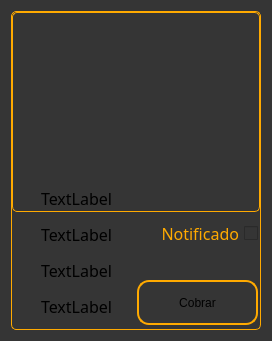
Before: the Qt Designer form views/ui/deudor_card_item.ui in LuisUlloaC/GyManager, drawn with Qt 5.
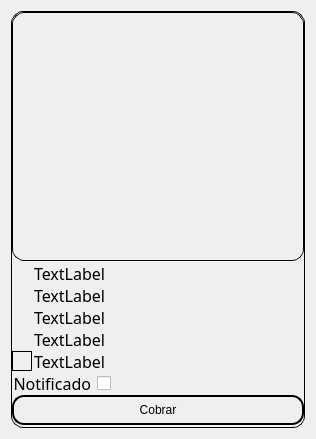
After: the same form once the commit is applied. Icons and pictures are not drawn.

What changed in the file:
```diff
--- a/views/ui/deudor_card_item.ui
+++ b/views/ui/deudor_card_item.ui
@@ -6,8 +6,8 @@
    <rect>
     <x>0</x>
     <y>0</y>
-    <width>272</width>
-    <height>341</height>
+    <width>316</width>
+    <height>439</height>
    </rect>
   </property>
   <property name="sizePolicy">
@@ -32,7 +32,12 @@
    <string>Form</string>
   </property>
   <property name="styleSheet">
-   <string notr="true">background-color: rgb(53, 53, 53);</string>
+   <string notr="true">QFrame {
+	border-style:solid;
+	border-width:1px;
+	border-color:black;
+	border-radius:12px;
+}</string>
   </property>
   <layout class="QVBoxLayout" name="verticalLayout_4">
    <item>
@@ -56,12 +61,7 @@
       </size>
      </property>
      <property name="styleSheet">
-      <string notr="true">QFrame {
-	border-style: solid;
-	border-width:1px;
-	border-color:rgb(255,170,0);
-	border-radius: 5px;	
-}</string>
+      <string notr="true"/>
      </property>
      <property name="frameShape">
       <enum>QFrame::StyledPanel</enum>
@@ -111,11 +111,6 @@
         <property name="autoFillBackground">
          <bool>false</bool>
         </property>
-        <property name="styleSheet">
-         <string notr="true">border-top-left-radius: 5px;
-border-top-right-radius: 5px;
-background-color: rgb(53, 53, 53);</string>
-        </property>
         <property name="frameShape">
          <enum>QFrame::NoFrame</enum>
         </property>
@@ -149,24 +144,9 @@
        </widget>
       </item>
       <item>
-       <layout class="QHBoxLayout" name="horizontalLayout_2">
-        <property name="leftMargin">
-         <number>2</number>
-        </property>
-        <property name="topMargin">
-         <number>2</number>
-        </property>
-        <property name="rightMargin">
-         <number>2</number>
-        </property>
-        <property name="bottomMargin">
-         <number>2</number>
-        </property>
-        <item>
          <layout class="QVBoxLayout" name="verticalLayout_3">
-          <property name="spacing">
-           <number>7</number>
-          </property>
+        <item>
+         <layout class="QVBoxLayout" name="verticalLayout">
           <item>
            <layout class="QHBoxLayout" name="horizontalLayout">
             <item>
@@ -181,8 +161,7 @@
                <bool>false</bool>
               </property>
               <property name="styleSheet">
-               <string notr="true">background-color: rgb(53, 53, 53);
-border-style: none;</string>
+               <string notr="true">border-style: none;</string>
               </property>
               <property name="text">
                <string/>
@@ -219,8 +198,7 @@
                <bool>false</bool>
               </property>
               <property name="styleSheet">
-               <string notr="true">background-color: rgb(53, 53, 53);
-border-style: none;</string>
+               <string notr="true">border-style: none;</string>
               </property>
               <property name="text">
                <string>TextLabel</string>
@@ -261,8 +239,7 @@
                </size>
               </property>
               <property name="styleSheet">
-               <string>background-color: rgb(53, 53, 53);
-border-style: none;</string>
+               <string notr="true">border-style: none;</string>
               </property>
               <property name="text">
                <string/>
@@ -296,8 +273,7 @@
                </font>
               </property>
               <property name="styleSheet">
-               <string notr="true">background-color: rgb(53, 53, 53);
-border-style: none;</string>
+               <string notr="true">border-style: none;</string>
               </property>
               <property name="text">
                <string>TextLabel</string>
@@ -323,8 +299,7 @@
                </size>
               </property>
               <property name="styleSheet">
-               <string notr="true">background-color: rgb(53, 53, 53);
-border-style: none;</string>
+               <string notr="true">border-style: none;</string>
               </property>
               <property name="text">
                <string/>
@@ -358,8 +333,7 @@
                </font>
               </property>
               <property name="styleSheet">
-               <string notr="true">background-color: rgb(53, 53, 53);
-border-style: none;</string>
+               <string notr="true">border-style: none;</string>
               </property>
               <property name="text">
                <string>TextLabel</string>
@@ -385,8 +359,7 @@
                </size>
               </property>
               <property name="styleSheet">
-               <string notr="true">background-color: rgb(53, 53, 53);
-border-style: none;</string>
+               <string notr="true">border-style: none;</string>
               </property>
               <property name="text">
                <string/>
@@ -420,8 +393,7 @@
                </font>
               </property>
               <property name="styleSheet">
-               <string notr="true">background-color: rgb(53, 53, 53);
-border-style: none;</string>
+               <string notr="true">border-style: none;</string>
               </property>
               <property name="text">
                <string>TextLabel</string>
@@ -430,304 +402,66 @@
             </item>
            </layout>
           </item>
-         </layout>
-        </item>
         <item>
-         <layout class="QVBoxLayout" name="verticalLayout_5">
+           <layout class="QHBoxLayout" name="horizontalLayout_6">
           <item>
-           <spacer name="verticalSpacer">
-            <property name="orientation">
-             <enum>Qt::Vertical</enum>
-            </property>
-            <property name="sizeHint" stdset="0">
+             <widget class="QLabel" name="label_4">
+              <property name="minimumSize">
+               <size>
+                <width>20</width>
+                <height>20</height>
+               </size>
+              </property>
+              <property name="maximumSize">
              <size>
               <width>20</width>
-              <height>40</height>
-             </size>
-            </property>
-           </spacer>
-          </item>
+                <height>20</height>
+               </size>
+              </property>
+              <property name="text">
+               <string/>
+              </property>
+              <property name="pixmap">
+               <pixmap>assets/icons8-reloj-50.png</pixmap>
+              </property>
+              <property name="scaledContents">
+               <bool>true</bool>
+              </property>
+             </widget>
+            </item>
+            <item>
+             <widget class="QLabel" name="horario">
+              <property name="maximumSize">
+               <size>
+                <width>16777215</width>
+                <height>20</height>
+               </size>
+              </property>
+              <property name="font">
+               <font>
+                <family>Dubai</family>
+                <pointsize>12</pointsize>
+               </font>
+              </property>
+              <property name="styleSheet">
+               <string notr="true">border:none;</string>
+              </property>
+              <property name="text">
+               <string>TextLabel</string>
+              </property>
+             </widget>
+            </item>
+           </layout>
+          </item>
+          <item>
+           <layout class="QHBoxLayout" name="horizontalLayout_2">
           <item>
            <widget class="QCheckBox" name="notificado">
-            <property name="palette">
-             <palette>
-              <active>
-               <colorrole role="WindowText">
-                <brush brushstyle="SolidPattern">
-                 <color alpha="255">
-                  <red>255</red>
-                  <green>170</green>
-                  <blue>0</blue>
-                 </color>
-                </brush>
-               </colorrole>
-               <colorrole role="Button">
-                <brush brushstyle="SolidPattern">
-                 <color alpha="255">
-                  <red>255</red>
-                  <green>170</green>
-                  <blue>0</blue>
-                 </color>
-                </brush>
-               </colorrole>
-               <colorrole role="Text">
-                <brush brushstyle="SolidPattern">
-                 <color alpha="255">
-                  <red>255</red>
-                  <green>170</green>
-                  <blue>0</blue>
-                 </color>
-                </brush>
-               </colorrole>
-               <colorrole role="ButtonText">
-                <brush brushstyle="SolidPattern">
-                 <color alpha="255">
-                  <red>255</red>
-                  <green>170</green>
-                  <blue>0</blue>
-                 </color>
-                </brush>
-               </colorrole>
-               <colorrole role="Base">
-                <brush brushstyle="SolidPattern">
-                 <color alpha="255">
-                  <red>255</red>
-                  <green>170</green>
-                  <blue>0</blue>
-                 </color>
-                </brush>
-               </colorrole>
-               <colorrole role="Window">
-                <brush brushstyle="SolidPattern">
-                 <color alpha="255">
-                  <red>170</red>
-                  <green>255</green>
-                  <blue>255</blue>
-                 </color>
-                </brush>
-               </colorrole>
-               <colorrole role="Shadow">
-                <brush brushstyle="SolidPattern">
-                 <color alpha="255">
-                  <red>255</red>
-                  <green>170</green>
-                  <blue>0</blue>
-                 </color>
-                </brush>
-               </colorrole>
-               <colorrole role="Highlight">
-                <brush brushstyle="SolidPattern">
-                 <color alpha="255">
-                  <red>255</red>
-                  <green>170</green>
-                  <blue>0</blue>
-                 </color>
-                </brush>
-               </colorrole>
-               <colorrole role="HighlightedText">
-                <brush brushstyle="SolidPattern">
-                 <color alpha="255">
-                  <red>255</red>
-                  <green>255</green>
-                  <blue>255</blue>
-                 </color>
-                </brush>
-               </colorrole>
-               <colorrole role="ToolTipText">
-                <brush brushstyle="SolidPattern">
-                 <color alpha="255">
-                  <red>255</red>
-                  <green>170</green>
-                  <blue>0</blue>
-                 </color>
-                </brush>
-               </colorrole>
-              </active>
-              <inactive>
-               <colorrole role="WindowText">
-                <brush brushstyle="SolidPattern">
-                 <color alpha="255">
-                  <red>255</red>
-                  <green>170</green>
-                  <blue>0</blue>
-                 </color>
-                </brush>
-               </colorrole>
-               <colorrole role="Button">
-                <brush brushstyle="SolidPattern">
-                 <color alpha="255">
-                  <red>255</red>
-                  <green>170</green>
-                  <blue>0</blue>
-                 </color>
-                </brush>
-               </colorrole>
-               <colorrole role="Text">
-                <brush brushstyle="SolidPattern">
-                 <color alpha="255">
-                  <red>255</red>
-                  <green>170</green>
-                  <blue>0</blue>
-                 </color>
-                </brush>
-               </colorrole>
-               <colorrole role="ButtonText">
-                <brush brushstyle="SolidPattern">
-                 <color alpha="255">
-                  <red>255</red>
-                  <green>170</green>
-                  <blue>0</blue>
-                 </color>
-                </brush>
-               </colorrole>
-               <colorrole role="Base">
-                <brush brushstyle="SolidPattern">
-                 <color alpha="255">
-                  <red>255</red>
-                  <green>170</green>
-                  <blue>0</blue>
-                 </color>
-                </brush>
-               </colorrole>
-               <colorrole role="Window">
-                <brush brushstyle="SolidPattern">
-                 <color alpha="255">
-                  <red>170</red>
-                  <green>255</green>
-                  <blue>255</blue>
-                 </color>
-                </brush>
-               </colorrole>
-               <colorrole role="Shadow">
-                <brush brushstyle="SolidPattern">
-                 <color alpha="255">
-                  <red>255</red>
-                  <green>170</green>
-                  <blue>0</blue>
-                 </color>
-                </brush>
-               </colorrole>
-               <colorrole role="Highlight">
-                <brush brushstyle="SolidPattern">
-                 <color alpha="255">
-                  <red>255</red>
-                  <green>170</green>
-                  <blue>0</blue>
-                 </color>
-                </brush>
-               </colorrole>
-               <colorrole role="HighlightedText">
-                <brush brushstyle="SolidPattern">
-                 <color alpha="255">
-                  <red>255</red>
-                  <green>170</green>
-                  <blue>0</blue>
-                 </color>
-                </brush>
-               </colorrole>
-               <colorrole role="ToolTipText">
-                <brush brushstyle="SolidPattern">
-                 <color alpha="255">
-                  <red>255</red>
-                  <green>170</green>
-                  <blue>0</blue>
-                 </color>
-                </brush>
-               </colorrole>
-              </inactive>
-              <disabled>
-               <colorrole role="WindowText">
-                <brush brushstyle="SolidPattern">
-                 <color alpha="255">
-                  <red>120</red>
-                  <green>120</green>
-                  <blue>120</blue>
-                 </color>
-                </brush>
-               </colorrole>
-               <colorrole role="Button">
-                <brush brushstyle="SolidPattern">
-                 <color alpha="255">
-                  <red>255</red>
-                  <green>170</green>
-                  <blue>0</blue>
-                 </color>
-                </brush>
-               </colorrole>
-               <colorrole role="Text">
-                <brush brushstyle="SolidPattern">
-                 <color alpha="255">
-                  <red>120</red>
-                  <green>120</green>
-                  <blue>120</blue>
-                 </color>
-                </brush>
-               </colorrole>
-               <colorrole role="ButtonText">
-                <brush brushstyle="SolidPattern">
-                 <color alpha="255">
-                  <red>120</red>
-                  <green>120</green>
-                  <blue>120</blue>
-                 </color>
-                </brush>
-               </colorrole>
-               <colorrole role="Base">
-                <brush brushstyle="SolidPattern">
-                 <color alpha="255">
-                  <red>170</red>
-                  <green>255</green>
-                  <blue>255</blue>
-                 </color>
-                </brush>
-               </colorrole>
-               <colorrole role="Window">
-                <brush brushstyle="SolidPattern">
-                 <color alpha="255">
-                  <red>170</red>
-                  <green>255</green>
-                  <blue>255</blue>
-                 </color>
-                </brush>
-               </colorrole>
-               <colorrole role="Shadow">
-                <brush brushstyle="SolidPattern">
-                 <color alpha="255">
-                  <red>255</red>
-                  <green>170</green>
-                  <blue>0</blue>
-                 </color>
-                </brush>
-               </colorrole>
-               <colorrole role="Highlight">
-                <brush brushstyle="SolidPattern">
-                 <color alpha="255">
-                  <red>0</red>
-                  <green>120</green>
-                  <blue>215</blue>
-                 </color>
-                </brush>
-               </colorrole>
-               <colorrole role="HighlightedText">
-                <brush brushstyle="SolidPattern">
-                 <color alpha="255">
-                  <red>255</red>
-                  <green>255</green>
-                  <blue>255</blue>
-                 </color>
-                </brush>
-               </colorrole>
-               <colorrole role="ToolTipText">
-                <brush brushstyle="SolidPattern">
-                 <color alpha="255">
-                  <red>255</red>
-                  <green>170</green>
-                  <blue>0</blue>
-                 </color>
-                </brush>
-               </colorrole>
-              </disabled>
-             </palette>
+              <property name="maximumSize">
+               <size>
+                <width>16777215</width>
+                <height>20</height>
+               </size>
             </property>
             <property name="font">
              <font>
@@ -742,6 +476,9 @@
             <property name="autoFillBackground">
              <bool>false</bool>
             </property>
+              <property name="styleSheet">
+               <string notr="true">border-radius: 2px;</string>
+              </property>
             <property name="text">
              <string>Notificado</string>
             </property>
@@ -755,23 +492,22 @@
            </widget>
           </item>
           <item>
-           <spacer name="verticalSpacer_2">
+             <spacer name="horizontalSpacer">
             <property name="orientation">
-             <enum>Qt::Vertical</enum>
-            </property>
-            <property name="sizeType">
-             <enum>QSizePolicy::Preferred</enum>
+               <enum>Qt::Horizontal</enum>
             </property>
             <property name="sizeHint" stdset="0">
              <size>
-              <width>20</width>
-              <height>30</height>
+                <width>285</width>
+                <height>15</height>
              </size>
             </property>
            </spacer>
           </item>
-          <item>
-           <layout class="QHBoxLayout" name="horizontalLayout_7">
+           </layout>
+          </item>
+         </layout>
+        </item>
             <item>
              <widget class="QPushButton" name="cobrar_button">
               <property name="sizePolicy">
@@ -783,17 +519,17 @@
               <property name="minimumSize">
                <size>
                 <width>45</width>
-                <height>45</height>
+            <height>30</height>
                </size>
               </property>
               <property name="maximumSize">
                <size>
                 <width>16777215</width>
-                <height>45</height>
+            <height>30</height>
                </size>
               </property>
               <property name="styleSheet">
-               <string notr="true">border-color: rgb(255, 170, 0);
+           <string notr="true">border-color: black;
 border-width: 2px;
 border-style: solid;
 border-radius: 12px;</string>
@@ -803,13 +539,9 @@
               </property>
               <property name="icon">
                <iconset>
-                <normaloff>assets/icons8-dólar-estadounidense-en-círculo-32.png</normaloff>assets/icons8-dólar-estadounidense-en-círculo-32.png</iconset>
-              </property>
-             </widget>
-            </item>
-           </layout>
-          </item>
-         </layout>
+            <normaloff>assets/icons8-dolar-64.png</normaloff>assets/icons8-dolar-64.png</iconset>
+          </property>
+         </widget>
         </item>
        </layout>
       </item>
```
Left out of the diff: 6 changed lines with no effect on the pictures. Lines whose indentation alone changed are shown as unchanged.
